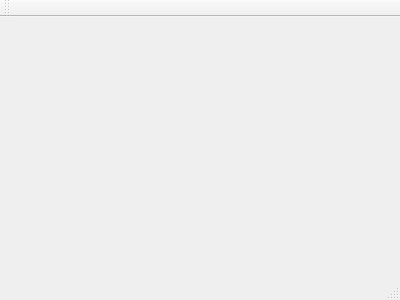
This is Observer/mainwindow.ui in Netmisha/observer as Qt 5 draws it before an edit. The edited form follows.
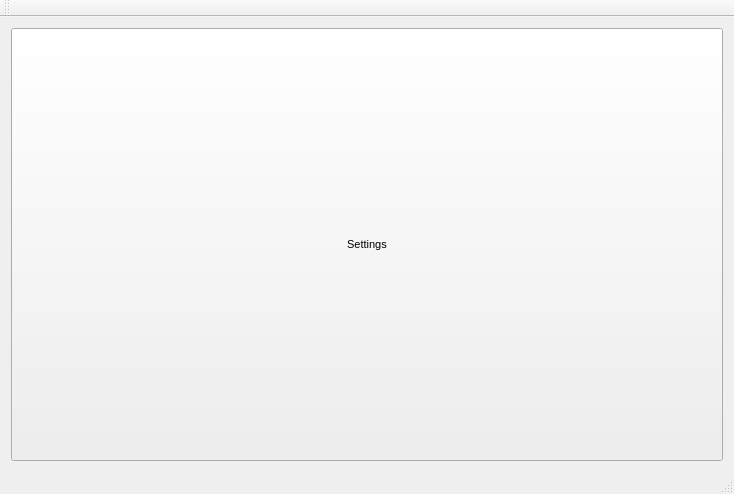
This is the edited form.

```diff
--- a/Observer/mainwindow.ui
+++ b/Observer/mainwindow.ui
@@ -1,24 +1,66 @@
 <ui version="4.0">
  <class>MainWindow</class>
- <widget class="QMainWindow" name="MainWindow" >
-  <property name="geometry" >
+ <widget class="QMainWindow" name="MainWindow">
+  <property name="geometry">
    <rect>
     <x>0</x>
     <y>0</y>
-    <width>400</width>
-    <height>300</height>
+    <width>734</width>
+    <height>494</height>
    </rect>
   </property>
-  <property name="windowTitle" >
+  <property name="sizePolicy">
+   <sizepolicy hsizetype="Expanding" vsizetype="Expanding">
+    <horstretch>0</horstretch>
+    <verstretch>0</verstretch>
+   </sizepolicy>
+  </property>
+  <property name="font">
+   <font>
+    <pointsize>8</pointsize>
+   </font>
+  </property>
+  <property name="windowTitle">
    <string>MainWindow</string>
   </property>
-  <widget class="QMenuBar" name="menuBar" />
-  <widget class="QToolBar" name="mainToolBar" />
-  <widget class="QWidget" name="centralWidget" />
-  <widget class="QStatusBar" name="statusBar" />
+  <widget class="QWidget" name="centralWidget">
+   <layout class="QVBoxLayout" name="verticalLayout">
+    <item>
+     <widget class="QPushButton" name="pushButton">
+      <property name="sizePolicy">
+       <sizepolicy hsizetype="Expanding" vsizetype="Expanding">
+        <horstretch>0</horstretch>
+        <verstretch>0</verstretch>
+       </sizepolicy>
+      </property>
+      <property name="text">
+       <string>Settings</string>
+      </property>
+     </widget>
+    </item>
+   </layout>
+  </widget>
+  <widget class="QMenuBar" name="menuBar">
+   <property name="geometry">
+    <rect>
+     <x>0</x>
+     <y>0</y>
+     <width>734</width>
+     <height>18</height>
+    </rect>
+   </property>
+  </widget>
+  <widget class="QToolBar" name="mainToolBar">
+   <attribute name="toolBarArea">
+    <enum>TopToolBarArea</enum>
+   </attribute>
+   <attribute name="toolBarBreak">
+    <bool>false</bool>
+   </attribute>
+  </widget>
+  <widget class="QStatusBar" name="statusBar"/>
  </widget>
- <layoutDefault spacing="6" margin="11" />
- <pixmapfunction></pixmapfunction>
+ <layoutdefault spacing="6" margin="11"/>
  <resources/>
  <connections/>
 </ui>
```
Left out of the diff: 1 changed line with no effect on the pictures.
